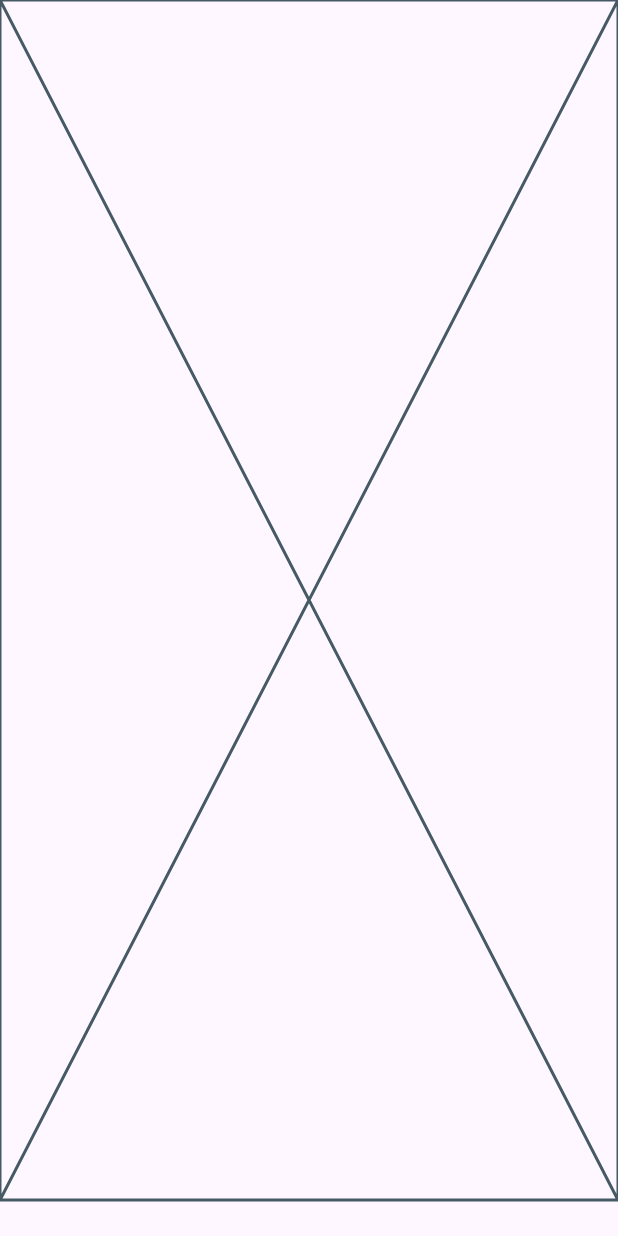
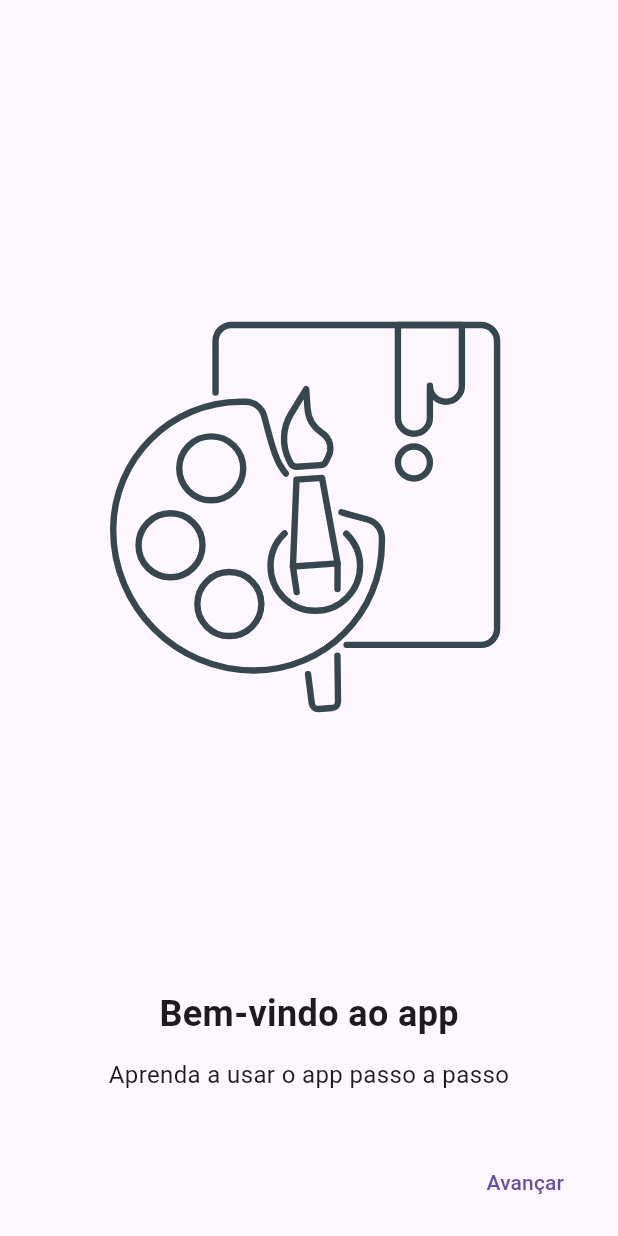
Before and after one commit to AriadineAmaral/flutter_obrasdearte_1508, a Flutter app: the screen it shows after launch, on a phone screen of 412 x 824 dp. Run offline on Flutter 3.47's test engine with Material 3 defaults, Android fonts, the phone set to English and light mode, and no system bars; our stand-ins replace lottie.

Commit message:
altera intro_screen

```diff
--- a/obras_de_arte/lib/screens/intro_screen.dart
+++ b/obras_de_arte/lib/screens/intro_screen.dart
@@ -1,4 +1,5 @@
 import 'package:flutter/material.dart';
+import 'package:lottie/lottie.dart';
 import 'package:obras_de_arte/routes.dart';
 
 class IntroScreen extends StatefulWidget {
@@ -12,12 +13,12 @@ class _IntroScreenState extends State<IntroScreen> {
   final List<Map<String, String>> _pages = [
     {
       'title': 'Bem-vindo ao app',
-      'subtitle': 'aprenda a usar o app passo a passo',
+      'subtitle': 'Aprenda a usar o app passo a passo',
       'lottie': 'assets/lottie/intro1.json',
     },
     {
       'title': 'Funcionalidades',
-      'subtitle': 'Explore as diversas funcionalidades',
+      'subtitle': 'Explore as diversas funcionalidades.',
       'lottie': 'assets/lottie/intro2.json',
     },
     {
@@ -34,7 +35,7 @@ class _IntroScreenState extends State<IntroScreen> {
   void _onNext() {
     if (_currentPage < _pages.length - 1) {
       _pageController.nextPage(
-        duration: Duration(microseconds: 300),
+        duration: Duration(milliseconds: 300),
         curve: Curves.easeIn,
       );
     } else {
@@ -49,7 +50,7 @@ class _IntroScreenState extends State<IntroScreen> {
   void _onBack() {
     if (_currentPage > 0) {
       _pageController.previousPage(
-        duration: Duration(microseconds: 300),
+        duration: Duration(milliseconds: 300),
         curve: Curves.easeOut,
       );
     }
@@ -57,18 +58,88 @@ class _IntroScreenState extends State<IntroScreen> {
 
   @override
   Widget build(BuildContext context) {
-    final isLastpage = _currentPage == _pages.length - 1;
+    final isLastPage = _currentPage == _pages.length - 1;
     return Scaffold(
       body: SafeArea(
         child: Column(
           children: [
-            Expanded(child: Placeholder()),
-            if (isLastpage) Padding(padding: EdgeInsets.all(16)),
+            //Tela
+            Expanded(
+              child: PageView.builder(
+                controller: _pageController,
+                itemCount: _pages.length,
+                onPageChanged: (index) {
+                  setState(() {
+                    _currentPage = index;
+                  });
+                },
+                itemBuilder: (context, index) {
+                  final page = _pages[index];
+                  return Padding(
+                    padding: const EdgeInsets.all(24.0),
+                    child: Column(
+                      children: [
+                        Expanded(child: Lottie.asset(page['lottie']!)),
+                        Text(
+                          page['title']!,
+                          style: TextStyle(
+                            fontSize: 24,
+                            fontWeight: FontWeight.bold,
+                          ),
+                        ),
+                        SizedBox(height: 12),
+                        Text(
+                          page['subtitle']!,
+                          style: TextStyle(fontSize: 16),
+                          textAlign: TextAlign.center,
+                        ),
+                      ],
+                    ),
+                  );
+                },
+              ),
+            ),
+
+            //Checkbox
+            if (isLastPage)
+              Padding(
+                padding: const EdgeInsets.symmetric(horizontal: 24.0),
+                child: Row(
+                  children: [
+                    Checkbox(
+                      value: _dontShowAgain,
+                      onChanged: (val) {
+                        setState(() {
+                          _dontShowAgain = val ?? false;
+                        });
+                      },
+                    ),
+                    Expanded(
+                      child: Text('Não mostrar essa introdução novamente.'),
+                    ),
+                  ],
+                ),
+              ),
+
+            // Botões
             Padding(
-              padding: EdgeInsets.symmetric(horizontal: 24, vertical: 12.0),
+              padding: const EdgeInsets.symmetric(
+                horizontal: 24.0,
+                vertical: 12.0,
+              ),
               child: Row(
                 mainAxisAlignment: MainAxisAlignment.spaceBetween,
-                children: [],
+                children: [
+                  // Botão Voltar à partir da tela 2
+                  if (_currentPage > 0)
+                    TextButton(onPressed: _onBack, child: Text('Voltar'))
+                  else
+                    SizedBox(width: 80), // espaço para alinhar
+                  TextButton(
+                    onPressed: _onNext,
+                    child: Text(isLastPage ? 'Concluir' : 'Avançar'),
+                  ),
+                ],
               ),
             ),
           ],
```
